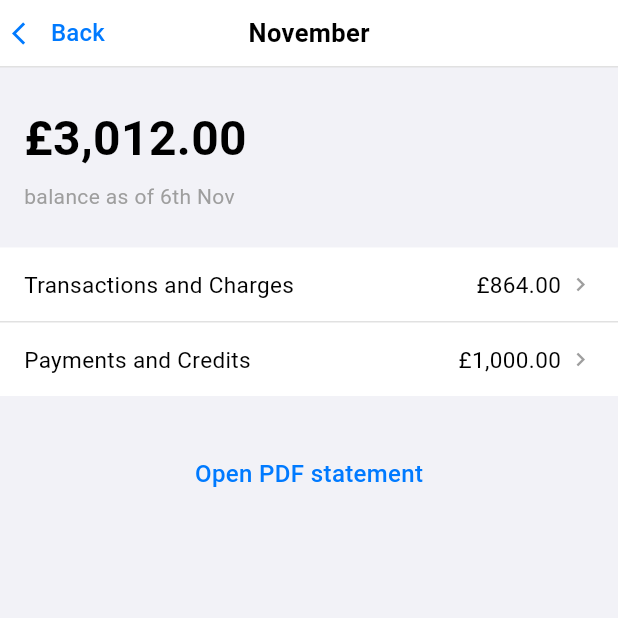
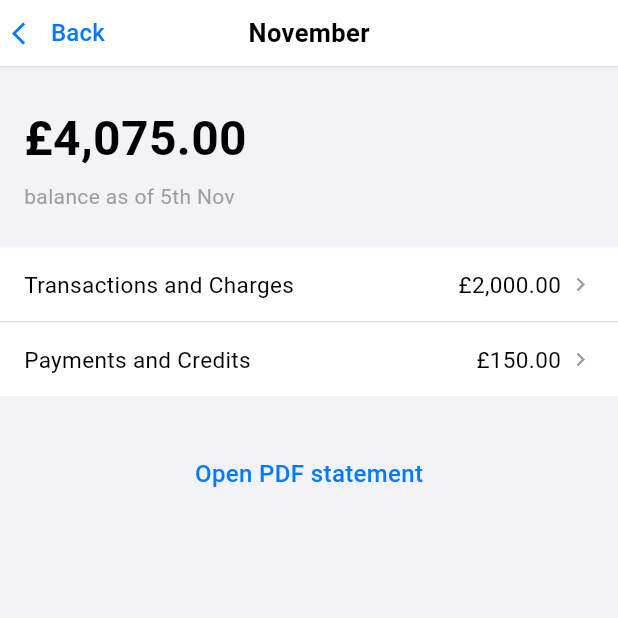
Before and after one commit to devali3697/aqua-flutter-app, a Flutter app: the AquaTransactionsScreen screen opened directly, after a tap on "Statements", after a tap on "November", on a phone screen of 412 x 824 dp, the top half of it. Run offline on Flutter 3.47's test engine with Material 3 defaults, Android fonts, the phone set to English and light mode, and no system bars; our stand-ins replace firebase_core, firebase_database, google_fonts, share_plus; missing offline and left inert: syncfusion_flutter_pdfviewer; accounts and stored records are empty; Roboto replaces fonts that are missing (Arimo).

Commit message:
updated project

```diff
--- a/analysis_options.yaml
+++ b/analysis_options.yaml
@@ -7,6 +7,15 @@
 
 # The following line activates a set of recommended lints for Flutter apps,
 # packages, and plugins designed to encourage good coding practices.
+analyzer:
+  exclude:
+    - build/**
+    - android/**
+    - ios/**
+    - web/**
+    - windows/**
+    - macos/**
+    - linux/**
 include: package:flutter_lints/flutter.yaml
 
 linter:
--- a/lib/screens/AquaStatementDetailScreen.dart
+++ b/lib/screens/AquaStatementDetailScreen.dart
@@ -24,10 +24,10 @@ class AquaStatementDetailScreen extends StatelessWidget {
       paymentsAndCredits: '£150.00',
     ),
     'November': _StatementData(
-      balance: '£3,012.00',
-      asOfText: '6th Nov',
-      transactionsAndCharges: '£864.00',
-      paymentsAndCredits: '£1,000.00',
+      balance: '£4,075.00',
+      asOfText: '5th Nov',
+      transactionsAndCharges: '£2,000.00',
+      paymentsAndCredits: '£150.00',
     ),
     'October': _StatementData(
       balance: '£3,135.00',
@@ -123,6 +123,15 @@ class AquaStatementDetailScreen extends StatelessWidget {
             ),
 
             const Divider(height: 1, color: Color(0xFFE1E1E1)),
+            // Container(
+            //   color: const Color(0xFFFFE8A3),
+            //   padding: const EdgeInsets.symmetric(horizontal: 16, vertical: 10),
+            //   child: const Text(
+            //     'DEMO — SAMPLE DATA — NOT A REAL FINANCIAL STATEMENT',
+            //     textAlign: TextAlign.center,
+            //     style: TextStyle(fontWeight: FontWeight.bold, fontSize: 12),
+            //   ),
+            // ),
 
             // ---------- CONTENT ----------
             Expanded(
@@ -178,12 +187,12 @@ class AquaStatementDetailScreen extends StatelessWidget {
 
                   const SizedBox(height: 40),
 
-                  // ------- Open PDF (only for December) -------
+                  // ------- Open PDF (only for November) -------
                   Center(
                     child: GestureDetector(
                       onTap: () async {
-                        // ✅ Only December is allowed to open PDF
-                        if (month != 'December') {
+                        // ✅ Only November is allowed to open PDF
+                        if (month != 'November') {
                           // do nothing at all
                           return;
                         }
@@ -284,7 +293,7 @@ class AquaStatementDetailScreen extends StatelessWidget {
       Navigator.of(context).push(
         MaterialPageRoute(
           builder: (_) => AquaPdfStatementScreen(
-            pdfTitle: month, // header me month dikhayenge
+            pdfTitle: month, // PDF title
             pdfUrl: url,     // Firebase se aaya hua URL
           ),
         ),
--- a/lib/screens/AquaTransactionsScreen.dart
+++ b/lib/screens/AquaTransactionsScreen.dart
@@ -24,6 +24,19 @@ class _AquaTransactionsScreenState extends State<AquaTransactionsScreen> {
       body: SafeArea(
         child: Column(
           children: [
+            const Material(
+              child: SizedBox(
+                width: double.infinity,
+                child: Padding(
+                  padding: EdgeInsets.all(10),
+                  child: Text(
+                    '',
+                    textAlign: TextAlign.center,
+                    style: TextStyle(fontWeight: FontWeight.bold),
+                  ),
+                ),
+              ),
+            ),
             const SizedBox(height: 12),
 
             // ================== RECTANGULAR TABS ==================
@@ -180,7 +193,7 @@ class _AquaTransactionsScreenState extends State<AquaTransactionsScreen> {
               const SizedBox(height: 26),
               _buildSummaryCard(
                 amount: '£4,075.00',
-                subtitle: '07 Nov - 05 Dec',
+                subtitle: '07 Oct - 05 Nov',
                 rightLabel: 'Previous',
               ),
             ],
@@ -189,11 +202,11 @@ class _AquaTransactionsScreenState extends State<AquaTransactionsScreen> {
 
         const SizedBox(height: 26),
 
-        // ======== Mon, 24 Nov – Payment Received -£150.00 ========
+        // ======== Mon, 02 Nov – Payment Received -£150.00 ========
         Padding(
           padding: const EdgeInsets.symmetric(horizontal: 16),
           child: Text(
-            'Mon, 24 Nov',
+            'Mon, 02 Nov',
             style: GoogleFonts.arimo(
               fontSize: 13,
               color: const Color(0xFF8E8E93),
@@ -277,11 +290,11 @@ class _AquaTransactionsScreenState extends State<AquaTransactionsScreen> {
 
         const SizedBox(height: 26),
 
-        // ======== Sat, 09 Nov – PAYPAL PAYMENT OUT ========
+        // ======== Sat, 31 Oct – PAYPAL PAYMENT OUT ========
         Padding(
           padding: const EdgeInsets.symmetric(horizontal: 16),
           child: Text(
-            'Sat, 09 Nov',
+            'Sat, 31 Oct',
             style: GoogleFonts.arimo(
               fontSize: 13,
               color: const Color(0xFF8E8E93),
@@ -351,7 +364,7 @@ class _AquaTransactionsScreenState extends State<AquaTransactionsScreen> {
                 Padding(
                   padding: const EdgeInsets.only(right: 16, top: 14, bottom: 14),
                   child: Text(
-                    '£1,200.00',
+                    '£2,000.00',
                     style: GoogleFonts.arimo(
                       fontSize: 16,
                       fontWeight: FontWeight.w700,
@@ -384,7 +397,7 @@ class _AquaTransactionsScreenState extends State<AquaTransactionsScreen> {
             padding: const EdgeInsets.symmetric(horizontal: 16, vertical: 14),
             child: _buildSummaryCard(
               amount: '£3,012.00',
-              subtitle: '07 Oct - 06 Nov',
+              subtitle: '07 Sep - 05 Oct',
               rightLabel: 'Previous',
             ),
           ),
@@ -392,11 +405,11 @@ class _AquaTransactionsScreenState extends State<AquaTransactionsScreen> {
 
         const SizedBox(height: 26),
 
-        // ======== Thu, 05 Nov – PLAYHOUSE-MONTESSORI £864.00 ========
+        // ======== Sun, 04 Oct – PLAYHOUSE-MONTESSORI £864.00 ========
         Padding(
           padding: const EdgeInsets.symmetric(horizontal: 16),
           child: Text(
-            'Thu, 05 Nov',
+            'Sun, 04 Oct',
             style: GoogleFonts.arimo(
               fontSize: 13,
               color: const Color(0xFF8E8E93),
@@ -415,11 +428,11 @@ class _AquaTransactionsScreenState extends State<AquaTransactionsScreen> {
 
         const SizedBox(height: 26),
 
-        // ======== Fri, 24 Oct – Payment Received for £1,000 ========
+        // ======== Thu, 24 Sep – Payment Received for £1,000 ========
         Padding(
           padding: const EdgeInsets.symmetric(horizontal: 16),
           child: Text(
-            'Fri, 24 Oct',
+            'Thu, 24 Sep',
             style: GoogleFonts.arimo(
               fontSize: 13,
               color: const Color(0xFF8E8E93),
@@ -696,19 +709,19 @@ class _AquaTransactionsScreenState extends State<AquaTransactionsScreen> {
         ),
         const SizedBox(height: 10),
 
-        // December
+        // November
         Padding(
           padding: const EdgeInsets.symmetric(horizontal: 16),
-          child: _buildStatementCard('December'),
+          child: _buildStatementCard('November'),
         ),
 
         const SizedBox(height: 32),
 
-        // 2025
+        // 2026
         Padding(
           padding: const EdgeInsets.symmetric(horizontal: 24),
           child: Text(
-            '2025',
+            '2026',
             style: GoogleFonts.arimo(
               fontSize: 13,
               fontWeight: FontWeight.w600,
@@ -719,7 +732,7 @@ class _AquaTransactionsScreenState extends State<AquaTransactionsScreen> {
         ),
         const SizedBox(height: 10),
 
-        // 2025 months list (Nov → Apr) inside single card  — JUNE REMOVED
+        // 2026 months list (Oct → Apr) inside single card  — JUNE REMOVED
         Padding(
           padding: const EdgeInsets.symmetric(horizontal: 16),
           child: Container(
@@ -736,7 +749,6 @@ class _AquaTransactionsScreenState extends State<AquaTransactionsScreen> {
             ),
             child: const Column(
               children: [
-                _StatementRowWithDivider(month: 'November', showDivider: true),
                 _StatementRowWithDivider(month: 'October', showDivider: true),
                 _StatementRowWithDivider(month: 'September', showDivider: true),
                 _StatementRowWithDivider(month: 'August', showDivider: true),
@@ -753,7 +765,7 @@ class _AquaTransactionsScreenState extends State<AquaTransactionsScreen> {
     );
   }
 
-  // Card with tap (December)
+  // Card with tap (November)
   Widget _buildStatementCard(String month) {
     return GestureDetector(
       onTap: () {
@@ -802,7 +814,7 @@ class _AquaTransactionsScreenState extends State<AquaTransactionsScreen> {
     );
   }
 
-  // Reusable row for grouped 2025 months
+  // Reusable row for grouped 2026 months
   Widget _buildStatementRow(String month) {
     return GestureDetector(
       behavior: HitTestBehavior.opaque,
@@ -820,7 +832,7 @@ class _AquaTransactionsScreenState extends State<AquaTransactionsScreen> {
   }
 }
 
-// Helper widget for 2025 months with optional divider
+// Helper widget for 2026 months with optional divider
 class _StatementRowWithDivider extends StatelessWidget {
   final String month;
   final bool showDivider;
```
Also changed, not shown: firebase.json, lib/firebase_options.dart, pubspec.lock, 8 other files.
